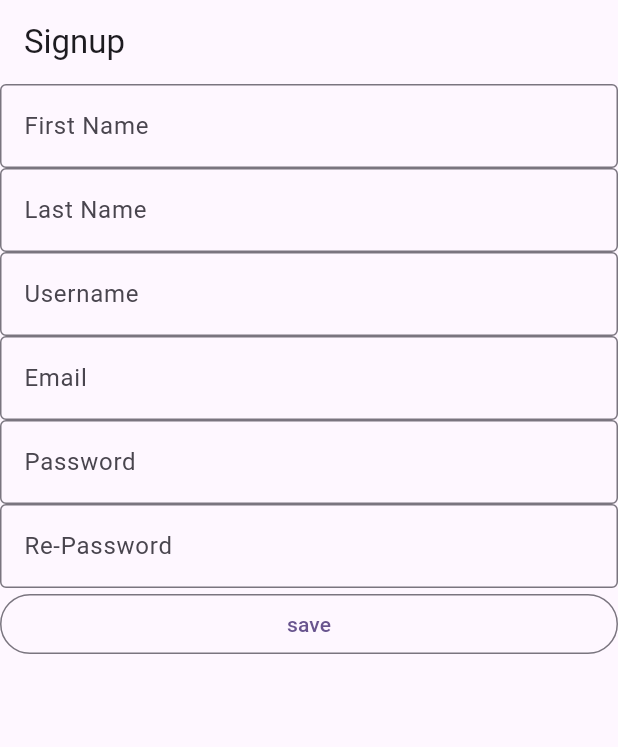
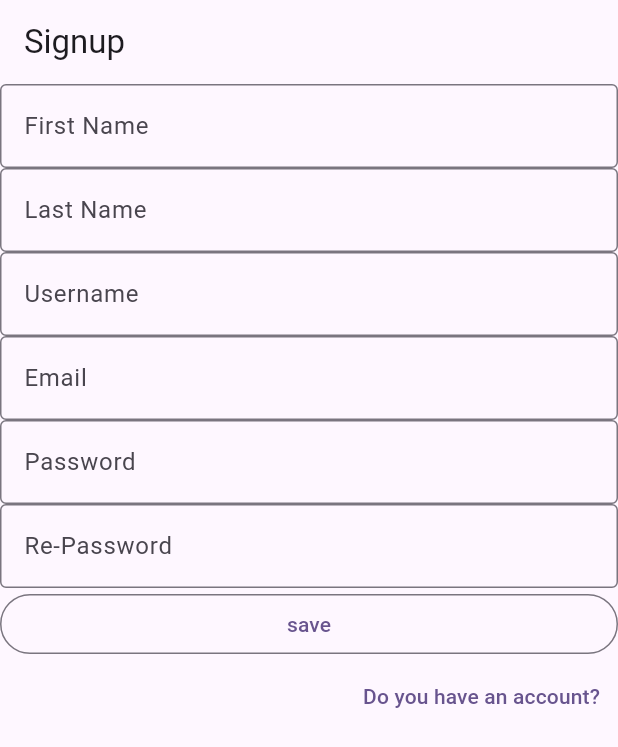
Before and after one commit to minasielemma/ITSCClass, a Flutter app: the screen it shows after launch, on a phone screen of 412 x 824 dp. Shown: the top 747 px of the screen. Run offline on Flutter 3.47's test engine with Material 3 defaults, Android fonts, the phone set to English and light mode, and no system bars; our stand-ins replace dio, get, shared_preferences.

Commit message:
last update

```diff
--- a/lib/apis/base_api.dart
+++ b/lib/apis/base_api.dart
@@ -1,6 +1,12 @@
 import 'package:dio/dio.dart';
 import 'package:todolist/utils/constant.dart';
+import 'package:shared_preferences/shared_preferences.dart';
 
 class BaseApi {
   final dio = Dio(BaseOptions(baseUrl: ipAddress));
+
+  setHeader() async {
+    SharedPreferences pref = await SharedPreferences.getInstance();
+    dio.options.headers["authorization"] = pref.getString("token");
+  }
 }
--- /dev/null
+++ b/lib/modules/login/login_binding.dart
@@ -0,0 +1,9 @@
+import 'package:get/get.dart';
+import 'package:todolist/modules/login/login_controller.dart';
+
+class LoginBindings extends Bindings {
+  @override
+  void dependencies() {
+    Get.lazyPut(() => LoginController());
+  }
+}
--- /dev/null
+++ b/lib/modules/login/login_controller.dart
@@ -0,0 +1,3 @@
+import 'package:get/get.dart';
+
+class LoginController extends GetxController {}
--- a/lib/modules/signup/signup_page.dart
+++ b/lib/modules/signup/signup_page.dart
@@ -1,6 +1,8 @@
 import 'package:flutter/material.dart';
 import 'package:get/get.dart';
+import 'package:todolist/modules/login/login_page.dart';
 import 'package:todolist/modules/signup/signup_controller.dart';
+import 'package:todolist/routes/app_routes.dart';
 
 class SignUpPage extends StatefulWidget {
   @override
@@ -108,6 +110,15 @@ class _SignUpState extends State<SignUpPage> {
                         },
                         child: Text("save"),
                       ),
+                    ),
+                    Align(
+                      alignment: Alignment.centerRight,
+                      child: TextButton(
+                        onPressed: () {
+                          Get.toNamed(AppRoutes.login);
+                        },
+                        child: const Text("Do you have an account?"),
+                      ),
                     )
                   ],
                 )));
--- a/lib/routes/app_pages.dart
+++ b/lib/routes/app_pages.dart
@@ -1,4 +1,6 @@
 import 'package:get/get.dart';
+import 'package:todolist/modules/login/login_binding.dart';
+import 'package:todolist/modules/login/login_page.dart';
 import 'package:todolist/modules/signup/signup_bindings.dart';
 import 'package:todolist/modules/signup/signup_page.dart';
 import 'package:todolist/routes/app_routes.dart';
@@ -9,5 +11,9 @@ class AppPage {
         name: AppRoutes.signUp,
         page: () => SignUpPage(),
         binding: SignupBindings()),
+    GetPage(
+        name: AppRoutes.login,
+        page: () => LoginPage(),
+        binding: LoginBindings())
   ];
 }
--- a/lib/routes/app_routes.dart
+++ b/lib/routes/app_routes.dart
@@ -1,3 +1,4 @@
 class AppRoutes {
   static const String signUp = '/signUp';
+  static const String login = '/login';
 }
--- a/pubspec.yaml
+++ b/pubspec.yaml
@@ -37,6 +37,7 @@ dependencies:
   cupertino_icons: ^1.0.2
   dio: ^5.4.0
   get: ^4.6.6
+  shared_preferences: ^2.2.2
 
 dev_dependencies:
   flutter_test:
```
Also changed, not shown: lib/apis/login_api.dart (added, +14 -0 lines), lib/modules/login/login_page.dart (added, +12 -0 lines), pubspec.lock, 1 other file.
